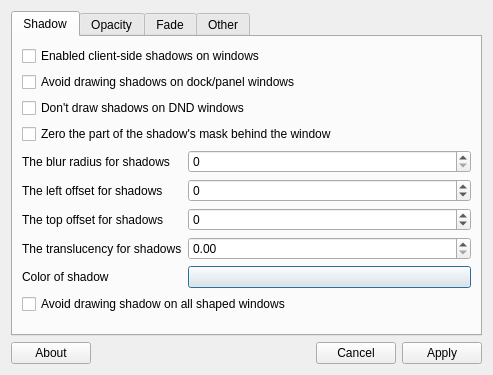
First picture: the form in maindialog.ui, repository lxqt/compton-conf, before the edit.
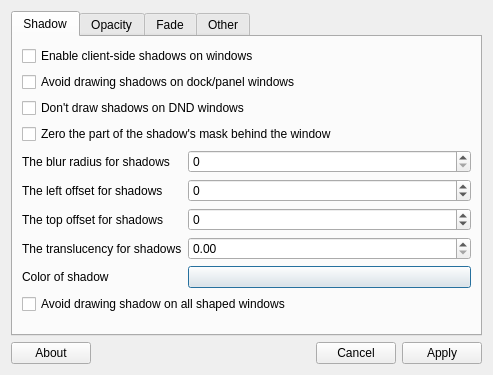
Second picture: the form after the edit.

```diff
--- a/maindialog.ui
+++ b/maindialog.ui
@@ -110,7 +110,7 @@
        <item row="0" column="0" colspan="2">
         <widget class="QCheckBox" name="shadow">
          <property name="text">
-          <string>Enabled client-side shadows on windows</string>
+          <string>Enable client-side shadows on windows</string>
          </property>
         </widget>
        </item>
```
